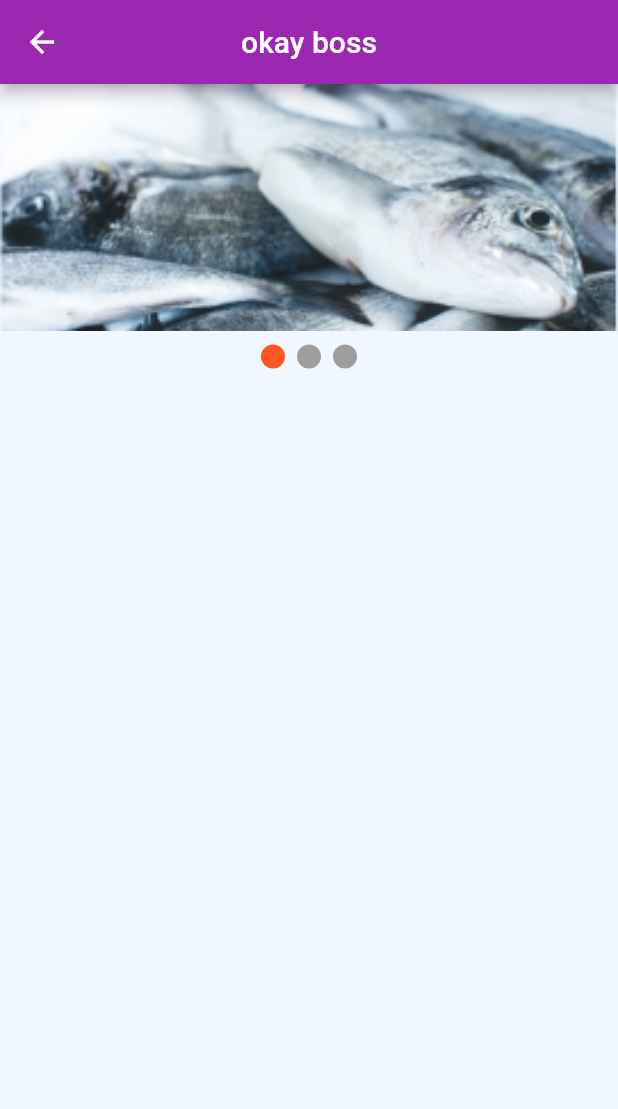
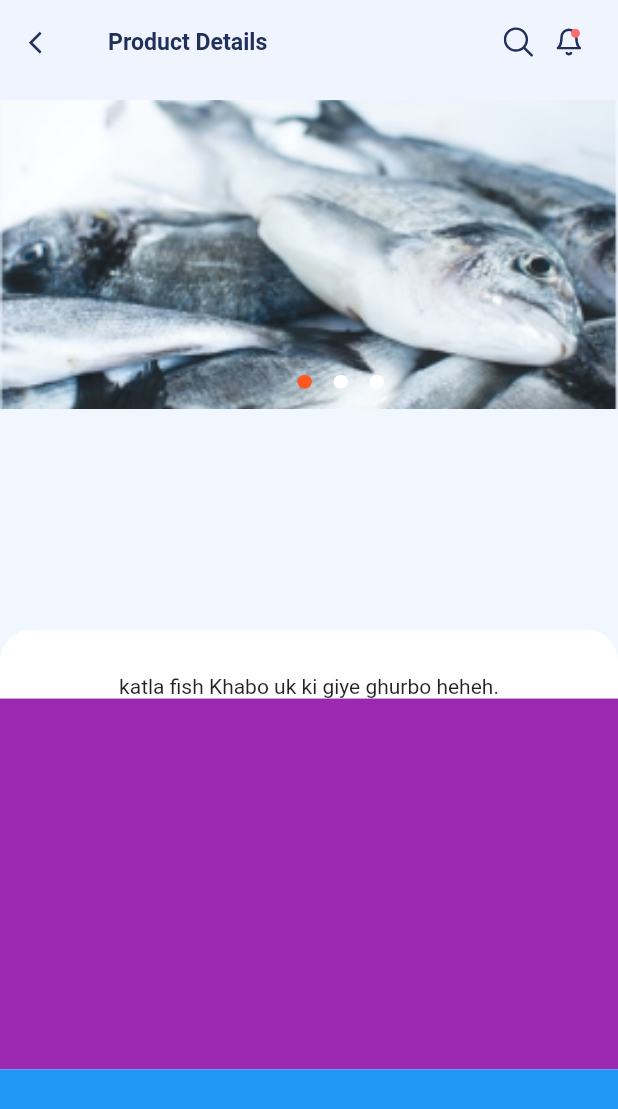
Before and after one commit to Sabuj-Kumar/ecomarce_project_masala_bazar, a Flutter app: the ProductDetailsPage screen opened by its route, on a phone screen of 412 x 824 dp. Shown: the top 1109 px of the screen. Run offline on Flutter 3.47's test engine with Material 2 defaults, Android fonts, the phone set to English and light mode, and no system bars; drawn by our look-alikes of carousel_slider, smooth_page_indicator; our stand-ins replace connectivity, fluro, flutter_otp_text_field, flutter_screenutil, flutter_svg, get and 4 more; missing offline and left inert: number_paginator; accounts and stored records are empty; generated files the repository leaves out were written again; project files that could hold a hidden picture were left out.

Commit message:
Product details DraggableScrollableSheet.

```diff
--- a/lib/pages/Product_Details_Page/Pages/product_details_main_page.dart
+++ b/lib/pages/Product_Details_Page/Pages/product_details_main_page.dart
@@ -1,7 +1,11 @@
 import 'package:carousel_slider/carousel_slider.dart';
+import 'package:efgecom/components/appbars/custom_appbar.dart';
+import 'package:flutter/cupertino.dart';
 import 'package:flutter/material.dart';
 import 'package:flutter_screenutil/flutter_screenutil.dart';
 import 'package:smooth_page_indicator/smooth_page_indicator.dart';
+
+import '../Widgets/draggable_widgerts.dart';
 
 class ProductDetailsPage extends StatefulWidget {
   const ProductDetailsPage({Key? key}) : super(key: key);
@@ -24,21 +28,18 @@ class _ProductDetailsPageState extends State<ProductDetailsPage> {
     final height = MediaQuery.of(context).size.height;
     final width = MediaQuery.of(context).size.width;
     return Scaffold(
-      appBar: AppBar(
-        title: Text("okay boss"),
-        centerTitle: true,
-        backgroundColor: Colors.purple,
+      appBar: const CustomAppbar(
+        title: 'Product Details',
       ),
       body: SafeArea(
-        child: Column(children: [
+        child: Stack(children: [
           CarouselSlider.builder(
             itemCount: images.length,
             itemBuilder: (context, index, realIdex) {
-              return buildImage(images[index], index,width);
+              return buildImage(images[index], index, width);
             },
             options: CarouselOptions(
-              height: height * 0.2,
-
+              height: height * 0.25,
               viewportFraction: 1,
               initialPage: 1,
               enableInfiniteScroll: false,
@@ -51,14 +52,17 @@ class _ProductDetailsPageState extends State<ProductDetailsPage> {
               },
             ),
           ),
-          SizedBox(height: 10.h,),
-          buildIndicator(),
+          Positioned(
+              top: height * 0.25.h,
+              left: width * 0.5.w,
+              child: buildIndicator()),
+          const DragAbleList()
         ]),
       ),
     );
   }
 
-  Widget buildImage(String imaUrl, int index,double width) => SizedBox(
+  Widget buildImage(String imaUrl, int index, double width) => SizedBox(
         width: width,
         child: Image.asset(
           imaUrl,
@@ -68,9 +72,13 @@ class _ProductDetailsPageState extends State<ProductDetailsPage> {
   Widget buildIndicator() => AnimatedSmoothIndicator(
         count: images.length,
         activeIndex: _index,
-        effect: const SlideEffect(
+        effect:  SlideEffect(
           activeDotColor: Colors.deepOrange,
-          dotColor: Colors.grey,
+          dotColor: Colors.white,
+          radius: 10,
+          dotHeight: 10.h,
+          dotWidth: 10.w,
+          spacing: 15.w
         ),
       );
 }
--- /dev/null
+++ b/lib/pages/Product_Details_Page/Widgets/draggable_widgerts.dart
@@ -0,0 +1,68 @@
+import 'package:flutter/material.dart';
+import 'package:flutter_screenutil/flutter_screenutil.dart';
+
+class DragAbleList extends StatelessWidget {
+  const DragAbleList({Key? key}) : super(key: key);
+
+  @override
+  Widget build(BuildContext context) {
+    final height = MediaQuery.of(context).size.height;
+    final width = MediaQuery.of(context).size.width;
+    return DraggableScrollableSheet(
+      initialChildSize: 0.6.h,
+        maxChildSize: 0.88.h,
+        minChildSize: 0.3.h,
+        builder: (context, scrollController) => ClipRRect(
+          borderRadius: BorderRadius.only(topRight:Radius.circular(24.r),topLeft: Radius.circular(24.r) ),
+          child: Container(
+            color: Theme.of(context).backgroundColor,
+            child: ListView(
+              controller: scrollController,
+              children: [
+                Column(
+                  children: [
+                    SizedBox(height: 33.73.h,),
+                    Text("katla fish Khabo uk ki giye ghurbo heheh."),
+                    Container(
+                      color: Colors.purple,
+                      height: height * 0.3,
+                      width: width,
+                    ),
+                    Container(
+                      color: Colors.blue,
+                      height: height * 0.3,
+                      width: width,
+                    ),
+                    Container(
+                      color: Colors.green,
+                      height: height * 0.3,
+                      width: width,
+                    ),
+                  ],
+                ),
+                Divider(color: Colors.deepPurpleAccent,height: 21.h,thickness: 1,),
+                Column(
+                  children: [
+                    Container(
+                      color: Colors.red,
+                      height: height * 0.3,
+                      width: width,
+                    ),
+                    Container(
+                      color: Colors.yellow,
+                      height: height * 0.3,
+                      width: width,
+                    ),
+                    Container(
+                      color: Colors.black,
+                      height: height * 0.3,
+                      width: width,
+                    )
+                  ],
+                )
+              ],
+            ),
+          ),
+        ));
+  }
+}
--- a/lib/pages/homePage/view/home_page.dart
+++ b/lib/pages/homePage/view/home_page.dart
@@ -39,7 +39,7 @@ class _HomePageState extends State<HomePage> {
                 flexibleSpace: FlexibleSpaceBar(
                   background: Padding(
                     padding: EdgeInsets.only(top: 20.h),
-                    child: Location(),
+                    child: const Location(),
                   ),
 
                 ),
@@ -54,7 +54,7 @@ class _HomePageState extends State<HomePage> {
                 title: Row(
                   mainAxisAlignment: MainAxisAlignment.spaceBetween,
                   children: [
-                    SearchContainer(),
+                    const SearchContainer(),
                     InkWell(
                       onTap: () {
                       },
--- a/lib/pages/homePage/widget/location.dart
+++ b/lib/pages/homePage/widget/location.dart
@@ -2,7 +2,6 @@ import 'package:flutter/cupertino.dart';
 import 'package:flutter/material.dart';
 import 'package:flutter_screenutil/flutter_screenutil.dart';
 import 'package:flutter_svg/flutter_svg.dart';
-
 import '../../../config/custom_text_style.dart';
 import '../../../config/theme_config.dart';
 
```
Also changed, not shown: lib/models/product_details_model.dart (added, +34 -0 lines). Lines whose indentation alone changed are shown as unchanged.
